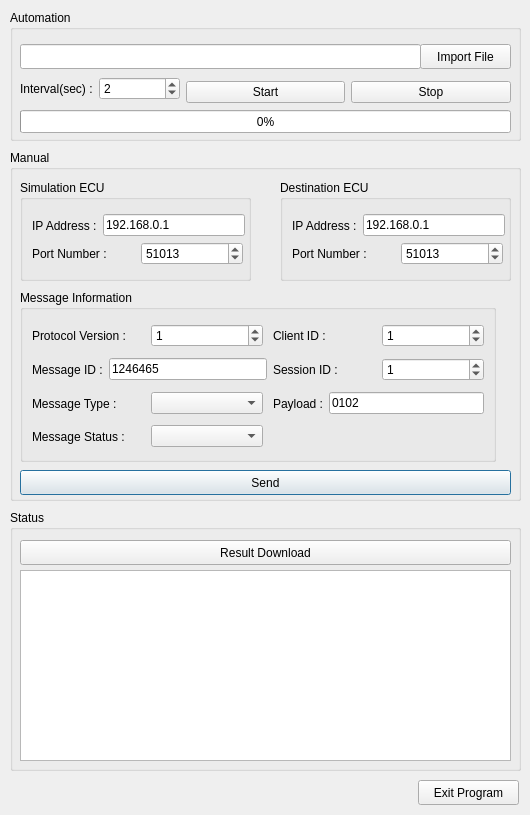
This is main.ui in eliaskiss/someip as Qt 5 draws it before an edit. The edited form follows.
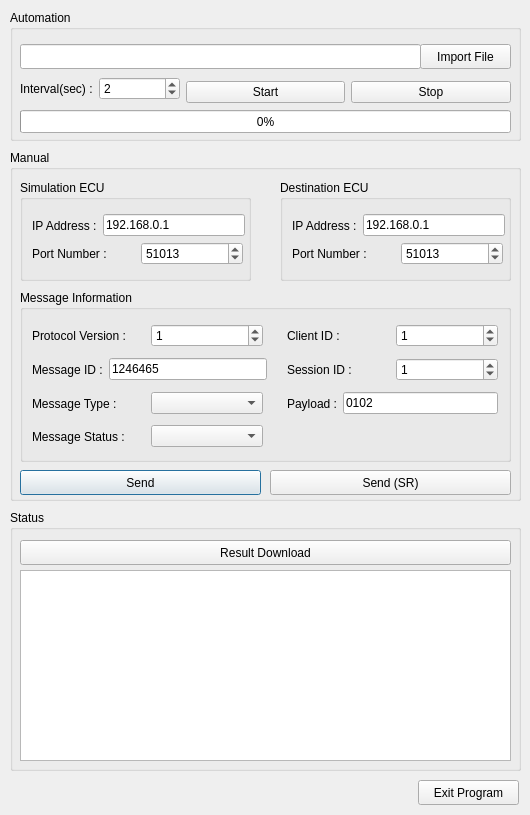
This is the edited form.

The edit to the form file:
```diff
--- a/main.ui
+++ b/main.ui
@@ -30,14 +30,14 @@
      <rect>
       <x>10</x>
       <y>140</y>
-      <width>476</width>
+      <width>491</width>
       <height>172</height>
      </rect>
     </property>
     <property name="title">
      <string>Message Information</string>
     </property>
-    <widget class="QWidget" name="">
+    <widget class="QWidget" name="layoutWidget">
      <property name="geometry">
       <rect>
        <x>12</x>
@@ -66,10 +66,10 @@
       </item>
      </layout>
     </widget>
-    <widget class="QWidget" name="">
+    <widget class="QWidget" name="layoutWidget">
      <property name="geometry">
       <rect>
-       <x>253</x>
+       <x>267</x>
        <y>32</y>
        <width>211</width>
        <height>28</height>
@@ -95,7 +95,7 @@
       </item>
      </layout>
     </widget>
-    <widget class="QWidget" name="">
+    <widget class="QWidget" name="layoutWidget">
      <property name="geometry">
       <rect>
        <x>12</x>
@@ -121,10 +121,10 @@
       </item>
      </layout>
     </widget>
-    <widget class="QWidget" name="">
+    <widget class="QWidget" name="layoutWidget">
      <property name="geometry">
       <rect>
-       <x>253</x>
+       <x>267</x>
        <y>66</y>
        <width>211</width>
        <height>28</height>
@@ -150,7 +150,7 @@
       </item>
      </layout>
     </widget>
-    <widget class="QWidget" name="">
+    <widget class="QWidget" name="layoutWidget">
      <property name="geometry">
       <rect>
        <x>12</x>
@@ -172,10 +172,10 @@
       </item>
      </layout>
     </widget>
-    <widget class="QWidget" name="">
+    <widget class="QWidget" name="layoutWidget">
      <property name="geometry">
       <rect>
-       <x>253</x>
+       <x>267</x>
        <y>100</y>
        <width>211</width>
        <height>27</height>
@@ -198,7 +198,7 @@
       </item>
      </layout>
     </widget>
-    <widget class="QWidget" name="">
+    <widget class="QWidget" name="layoutWidget">
      <property name="geometry">
       <rect>
        <x>12</x>
@@ -362,7 +362,7 @@
      <rect>
       <x>10</x>
       <y>320</y>
-      <width>491</width>
+      <width>241</width>
       <height>25</height>
      </rect>
     </property>
@@ -370,6 +370,19 @@
      <string>Send</string>
     </property>
    </widget>
+   <widget class="QPushButton" name="btn_send_manual_2">
+    <property name="geometry">
+     <rect>
+      <x>260</x>
+      <y>320</y>
+      <width>241</width>
+      <height>25</height>
+     </rect>
+    </property>
+    <property name="text">
+     <string>Send (SR)</string>
+    </property>
+   </widget>
   </widget>
   <widget class="QGroupBox" name="groupBox_5">
    <property name="geometry">
```
Left out of the diff: 6 changed lines with no effect on the pictures.
